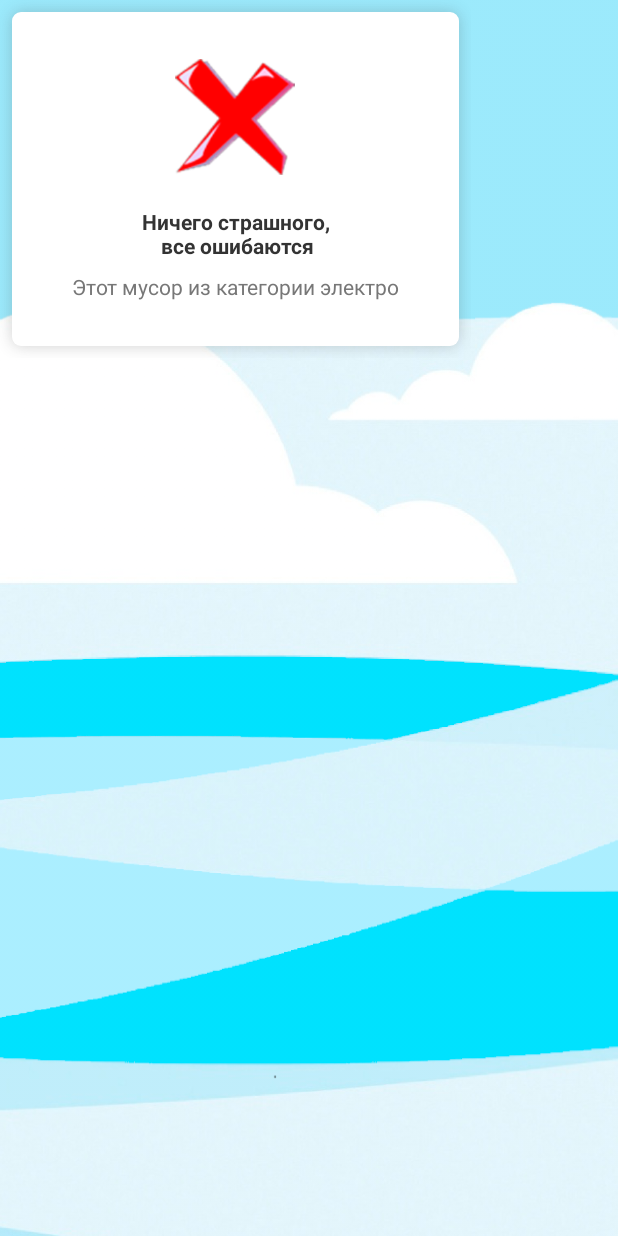
After one commit to gleb-shnshn/TrashWorld, an Android app: the layout ele.xml on its own in the app's theme, with its tools: preview values and no code run, on a phone screen of 412 x 824 dp. The commit adds this screen. Run offline under Robolectric (Android 15) with nearby library versions, the phone set to English and light mode, and no system bars.

Commit message:
03-07-2018 mistakes

```diff
--- a/app/build.gradle
+++ b/app/build.gradle
@@ -6,6 +6,7 @@ android {
         applicationId "glebshanshin.trashworld"
         minSdkVersion 21
         targetSdkVersion 27
+        renderscriptSupportModeEnabled true
         versionCode 1
         versionName "1.0"
         testInstrumentationRunner "android.support.test.runner.AndroidJUnitRunner"
@@ -35,4 +36,5 @@ dependencies {
     compile 'com.muddzdev:styleabletoast:2.1.2'
     compile 'com.android.support:percent:26.1.0'
     compile 'com.github.iWay7:AndroidHelpers:1.0.5'
+    compile 'com.kyleduo.blurpopupwindow:blurpopupwindow:1.0.9'
 }
--- a/app/src/main/java/glebshanshin/trashworld/LotteryStoreActivity.java
+++ b/app/src/main/java/glebshanshin/trashworld/LotteryStoreActivity.java
@@ -91,10 +91,6 @@ public class LotteryStoreActivity extends UniActivity {
         TSHv.setText(newa + " TSH ");
     }
 
-    private void toast(long a) {//всплывающее сообщение если недостаточный баланс
-        StyleableToast.makeText(getApplicationContext(), "✘  Не хватает " + a + " TSH", Toast.LENGTH_SHORT, R.style.wrong1).show();
-    }
-
     public void toStore(View view) {//переход в класс магазина
         update(db);
         transfer(StoreActivity.class);
--- a/app/src/main/java/glebshanshin/trashworld/QRActivity.java
+++ b/app/src/main/java/glebshanshin/trashworld/QRActivity.java
@@ -108,7 +108,7 @@ public class QRActivity extends UniActivity {
         if (TSH >= money) {
             generate(code, money);//если хватает денег генерация кода
         } else {
-            StyleableToast.makeText(getApplicationContext(), "✘  Не хватает " + (money - TSH) + " TSH", Toast.LENGTH_SHORT, R.style.wrong1).show();
+            toast(money - TSH);
         }
     }
 
--- /dev/null
+++ b/app/src/main/java/glebshanshin/trashworld/ShadowContainer.java
@@ -0,0 +1,214 @@
+package glebshanshin.trashworld;
+
+import android.content.Context;
+import android.content.res.TypedArray;
+import android.graphics.Canvas;
+import android.graphics.ColorFilter;
+import android.graphics.LinearGradient;
+import android.graphics.Paint;
+import android.graphics.PixelFormat;
+import android.graphics.RectF;
+import android.graphics.Shader;
+import android.graphics.drawable.Drawable;
+import android.support.annotation.ColorInt;
+import android.support.annotation.IntRange;
+import android.support.annotation.NonNull;
+import android.support.annotation.Nullable;
+import android.support.annotation.Px;
+import android.util.AttributeSet;
+import android.widget.LinearLayout;
+
+/**
+ * Created by kyle on 2017/3/23.
+ */
+
+public class ShadowContainer extends LinearLayout {
+    public static final int DEFAULT_SHADOW_COLOR = 0x20000000;
+    public static final int DEFAULT_SHADOW_RADIUS_DP = 8;
+
+    private int mShadowRadius;
+    private int mShadowColor;
+    private ShadowDrawable mShadowDrawable;
+    private float mDensity;
+
+    public ShadowContainer(Context context) {
+        this(context, null);
+    }
+
+    public ShadowContainer(Context context, @Nullable AttributeSet attrs) {
+        this(context, attrs, 0);
+    }
+
+    public ShadowContainer(Context context, @Nullable AttributeSet attrs, int defStyleAttr) {
+        super(context, attrs, defStyleAttr);
+        init(attrs);
+    }
+
+    protected void init(AttributeSet attrs) {
+        setLayerType(LAYER_TYPE_SOFTWARE, null);
+
+        mDensity = getResources().getDisplayMetrics().density;
+
+        mShadowRadius = dp2px(DEFAULT_SHADOW_RADIUS_DP);
+        mShadowColor = 0xE0BFCDE6;
+
+        if (attrs != null) {
+            TypedArray ta = getContext().obtainStyledAttributes(attrs, R.styleable.ShadowContainer);
+            mShadowColor = ta.getColor(R.styleable.ShadowContainer_sc_shadowColor, mShadowColor);
+            ta.recycle();
+        }
+
+        mShadowDrawable = new ShadowDrawable(mDensity);
+        mShadowDrawable.setShadow(mShadowRadius, mShadowColor);
+        mShadowDrawable.setInset(mShadowRadius, mShadowRadius);
+        super.setBackgroundDrawable(mShadowDrawable);
+
+        setPadding(
+                getPaddingLeft(),
+                getPaddingTop(),
+                getPaddingRight(),
+                getPaddingBottom());
+    }
+
+    private int dp2px(float dp) {
+        return (int) (mDensity * dp);
+    }
+
+    @Override
+    public void setBackgroundColor(@ColorInt int color) {
+        mShadowDrawable.setBackgroundColor(color);
+    }
+
+    @Override
+    public void setBackgroundDrawable(Drawable background) {
+        // do nothing
+    }
+
+    public ShadowDrawable getShadowDrawable() {
+        return mShadowDrawable;
+    }
+
+    @Override
+    public void setPadding(@Px int left, @Px int top, @Px int right, @Px int bottom) {
+        left += mShadowRadius;
+        top += mShadowRadius;
+        right += mShadowRadius;
+        bottom += mShadowRadius;
+        super.setPadding(left, top, right, bottom);
+    }
+
+    public void setShadowRadius(int shadowRadius) {
+        int pl = getPaddingLeft() - mShadowRadius;
+        int pt = getPaddingTop() - mShadowRadius;
+        int pr = getPaddingRight() - mShadowRadius;
+        int pb = getPaddingBottom() - mShadowRadius;
+        mShadowRadius = shadowRadius;
+        mShadowDrawable.setShadow(mShadowRadius, mShadowColor);
+        mShadowDrawable.setInset(mShadowRadius, mShadowRadius);
+        setPadding(pl, pt, pr, pb);
+    }
+
+    public void setShadowColor(int shadowColor) {
+        mShadowColor = shadowColor;
+        mShadowDrawable.setShadow(mShadowRadius, mShadowColor);
+        invalidate();
+    }
+
+    @Override
+    protected void onMeasure(int widthMeasureSpec, int heightMeasureSpec) {
+        if (MeasureSpec.getMode(widthMeasureSpec) == MeasureSpec.AT_MOST) {
+            widthMeasureSpec = MeasureSpec.makeMeasureSpec(
+                    (int) Math.min(MeasureSpec.getSize(widthMeasureSpec), getResources().getDisplayMetrics().widthPixels * 0.8f),
+                    MeasureSpec.AT_MOST
+            );
+        }
+        super.onMeasure(widthMeasureSpec, heightMeasureSpec);
+    }
+
+    public static class ShadowDrawable extends Drawable {
+        private Paint mPaint;
+        private RectF mRectF;
+        private int mBackgroundColor;
+        private int mInsetX, mInsetY;
+        private float mDensity;
+        private int[] mBackgroundColors;
+        private int mCornerRadius;
+        private LinearGradient mLinearGradient;
+
+        public ShadowDrawable(float density) {
+            mDensity = density;
+            mBackgroundColor = 0xFFFFFFFF;
+
+            mPaint = new Paint(Paint.ANTI_ALIAS_FLAG);
+            mRectF = new RectF();
+
+            mPaint.setColor(mBackgroundColor);
+            mPaint.setStyle(Paint.Style.FILL);
+
+            mCornerRadius = dp2px(6);
+        }
+
+        public void setInset(int insetX, int insetY) {
+            mInsetX = insetX;
+            mInsetY = insetY;
+        }
+
+        private int dp2px(float dp) {
+            return (int) (mDensity * dp);
+        }
+
+
+        @Override
+        public void draw(@NonNull Canvas canvas) {
+            mRectF.set(getBounds());
+            mRectF.inset(mInsetX, mInsetY);
+
+            if (mBackgroundColors != null) {
+                mLinearGradient = new LinearGradient(mRectF.left, mRectF.top, mRectF.right, mRectF.bottom, mBackgroundColors, new float[]{0, 1.f}, Shader.TileMode.CLAMP);
+                mPaint.setShader(mLinearGradient);
+            }
+
+            canvas.drawRoundRect(mRectF, mCornerRadius, mCornerRadius, mPaint);
+        }
+
+        @Override
+        public void setAlpha(@IntRange(from = 0, to = 255) int alpha) {
+            mPaint.setAlpha(alpha);
+        }
+
+        @Override
+        public void setColorFilter(@Nullable ColorFilter colorFilter) {
+            mPaint.setColorFilter(colorFilter);
+        }
+
+        @Override
+        public int getOpacity() {
+            return PixelFormat.TRANSLUCENT;
+        }
+
+        public void setShadow(int radius, int color) {
+            mPaint.setShadowLayer(radius, 0, 0, color);
+            invalidateSelf();
+        }
+
+        public void setBackgroundColor(int backgroundColor) {
+            mBackgroundColor = backgroundColor;
+            invalidateSelf();
+        }
+
+        public LinearGradient getLinearGradient() {
+            return mLinearGradient;
+        }
+
+        public void setColors(int[] colors) {
+            mBackgroundColors = colors;
+            invalidateSelf();
+        }
+
+        public void setCornerRadius(int cornerRadius) {
+            mCornerRadius = cornerRadius;
+            invalidateSelf();
+        }
+    }
+
+}
--- /dev/null
+++ b/app/src/main/res/layout/ele.xml
@@ -0,0 +1,43 @@
+<?xml version="1.0" encoding="utf-8"?>
+<glebshanshin.trashworld.ShadowContainer
+    xmlns:android="http://schemas.android.com/apk/res/android"
+    xmlns:app="http://schemas.android.com/apk/res-auto"
+    android:layout_width="wrap_content"
+    android:layout_height="wrap_content"
+    android:clickable="true"
+    android:gravity="center_horizontal"
+    android:orientation="vertical"
+    android:paddingBottom="30dp"
+    android:paddingLeft="40dp"
+    android:paddingRight="40dp"
+    android:paddingTop="30dp"
+    app:sc_shadowColor="#40444444">
+
+
+    <ImageView
+        android:id="@+id/image"
+        android:layout_width="80dp"
+        android:layout_height="80dp"
+        android:src="@drawable/mistakestat" />
+
+    <TextView
+        android:layout_width="wrap_content"
+        android:layout_height="wrap_content"
+        android:layout_marginTop="20dp"
+        android:text="Ничего страшного,\n все ошибаются"
+        android:textAlignment="center"
+        android:textColor="#333333"
+        android:textSize="14sp"
+        android:textStyle="bold" />
+
+    <TextView
+        android:id="@+id/text"
+        android:layout_width="wrap_content"
+        android:layout_height="wrap_content"
+        android:layout_marginTop="8dp"
+        android:gravity="center_horizontal"
+        android:text="Этот мусор из категории электро"
+        android:textColor="#777"
+        android:textSize="14sp" />
+
+</glebshanshin.trashworld.ShadowContainer>
--- /dev/null
+++ b/app/src/main/res/values/attrs_shadow_container.xml
@@ -0,0 +1,6 @@
+<?xml version="1.0" encoding="utf-8"?>
+<resources>
+    <declare-styleable name="ShadowContainer">
+        <attr name="sc_shadowColor" format="color"/>
+    </declare-styleable>
+</resources>
```
Also changed, not shown: app/src/main/java/glebshanshin/trashworld/PlayActivity.java (+21 -1 lines), app/src/main/java/glebshanshin/trashworld/StoreActivity.java (+0 -7 lines), app/src/main/java/glebshanshin/trashworld/UniActivity.java (+11 -1 lines), app/src/main/res/layout/gla.xml (added, +43 -0 lines), app/src/main/res/layout/met.xml (added, +43 -0 lines), app/src/main/res/layout/org.xml (added, +43 -0 lines), app/src/main/res/layout/pap.xml (added, +43 -0 lines), app/src/main/res/layout/pla.xml (added, +43 -0 lines), 1 other file.
